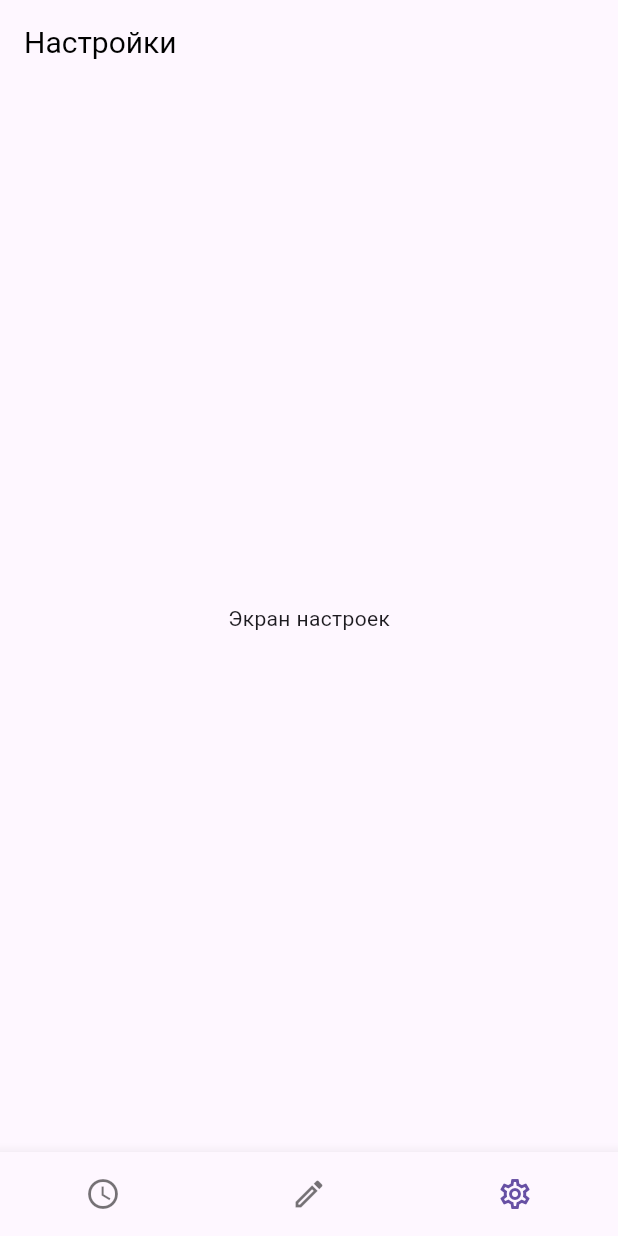
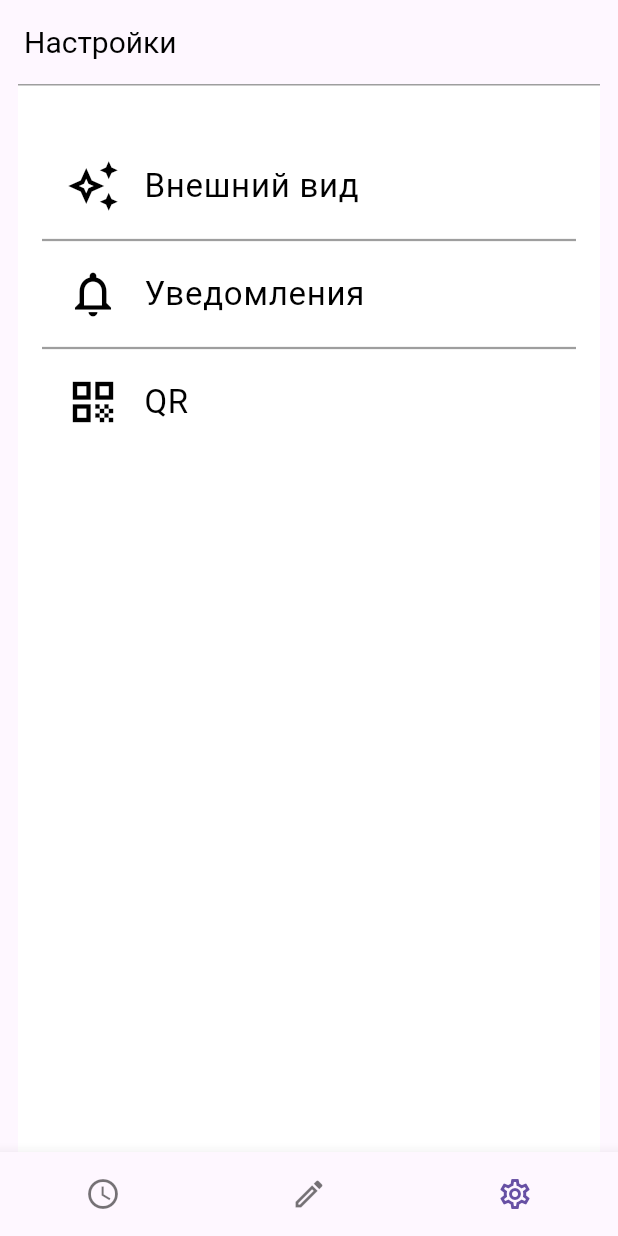
Before and after one commit to eimarinin/balder_schedule, a Flutter app: the screen it shows after launch, item 3 of the bottom bar chosen, on a phone screen of 412 x 824 dp. Run offline on Flutter 3.47's test engine with Material 3 defaults, Android fonts, the phone set to English and light mode, and no system bars.

Commit message:
добавил меню настроек

```diff
--- a/balder_schedule_app/lib/screens/settings_screen.dart
+++ b/balder_schedule_app/lib/screens/settings_screen.dart
@@ -1,4 +1,7 @@
 import 'package:flutter/material.dart';
+import 'appearance.dart'; // Импортируем экран внешнего вида
+import 'notifications.dart'; // Импортируем экран уведомлений
+import 'qr.dart'; // Импортируем экран QR кода
 
 class SettingsScreen extends StatelessWidget {
   const SettingsScreen({super.key});
@@ -6,8 +9,91 @@ class SettingsScreen extends StatelessWidget {
   @override
   Widget build(BuildContext context) {
     return Scaffold(
-      body: const Center(
-        child: Text('Экран настроек'),
+      backgroundColor: Colors.white,
+      body: Stack(
+        children: [
+          Positioned(
+            top: 0,
+            left: 0,
+            right: 0,
+            child: Container(
+              height: MediaQuery.of(context).padding.top + 1.0,
+              color: Colors.grey,
+            ),
+          ),
+          Column(
+            children: [
+              SizedBox(height: MediaQuery.of(context).padding.top + 40.0),
+              Align(
+                alignment: Alignment.topCenter,
+                child: Container(
+                  margin: EdgeInsets.symmetric(horizontal: 16.0),
+                  child: Column(
+                    mainAxisSize: MainAxisSize.min,
+                    children: [
+                      ListTile(
+                        leading: Icon(
+                          Icons.auto_awesome_outlined,
+                          color: Colors.black,
+                          size: 36,
+                        ),
+                        title: Text(
+                          'Внешний вид',
+                          style: TextStyle(color: Colors.black, fontSize: 22),
+                        ),
+                        onTap: () {
+                          // Переход на экран AppearanceScreen
+                          Navigator.push(
+                            context,
+                            MaterialPageRoute(builder: (context) => const AppearanceScreen()),
+                          );
+                        },
+                      ),
+                      Divider(color: Colors.grey, thickness: 1.5),
+                      ListTile(
+                        leading: Icon(
+                          Icons.notifications_outlined,
+                          color: Colors.black,
+                          size: 36,
+                        ),
+                        title: Text(
+                          'Уведомления',
+                          style: TextStyle(color: Colors.black, fontSize: 22),
+                        ),
+                        onTap: () {
+                          // Переход на экран NotificationsScreen
+                          Navigator.push(
+                            context,
+                            MaterialPageRoute(builder: (context) => const NotificationsScreen()),
+                          );
+                        },
+                      ),
+                      Divider(color: Colors.grey, thickness: 1.5),
+                      ListTile(
+                        leading: Icon(
+                          Icons.qr_code_outlined,
+                          color: Colors.black,
+                          size: 36,
+                        ),
+                        title: Text(
+                          'QR',
+                          style: TextStyle(color: Colors.black, fontSize: 22),
+                        ),
+                        onTap: () {
+                          // Переход на экран QRScreen
+                          Navigator.push(
+                            context,
+                            MaterialPageRoute(builder: (context) => const QRScreen()),
+                          );
+                        },
+                      ),
+                    ],
+                  ),
+                ),
+              ),
+            ],
+          ),
+        ],
       ),
     );
   }
--- a/balder_schedule_app/pubspec.yaml
+++ b/balder_schedule_app/pubspec.yaml
@@ -87,3 +87,8 @@ flutter:
   # see https://flutter.dev/to/font-from-package
 flutter_intl:
   enabled: true
+
+  dependencies:
+  flutter:
+    sdk: flutter
+  flutter_svg: ^1.1.1
```
Also changed, not shown: balder_schedule_app/lib/screens/appearance.dart (added, +98 -0 lines), balder_schedule_app/lib/screens/notifications.dart (added, +100 -0 lines), balder_schedule_app/lib/screens/qr.dart (added, +90 -0 lines), 1 other file.
